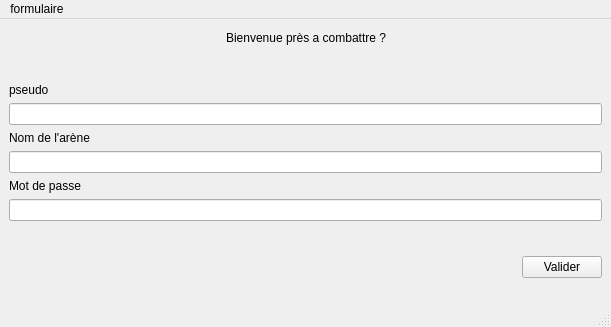
Qt form formulaire.ui (Rouillou/Application_Python) before a commit.
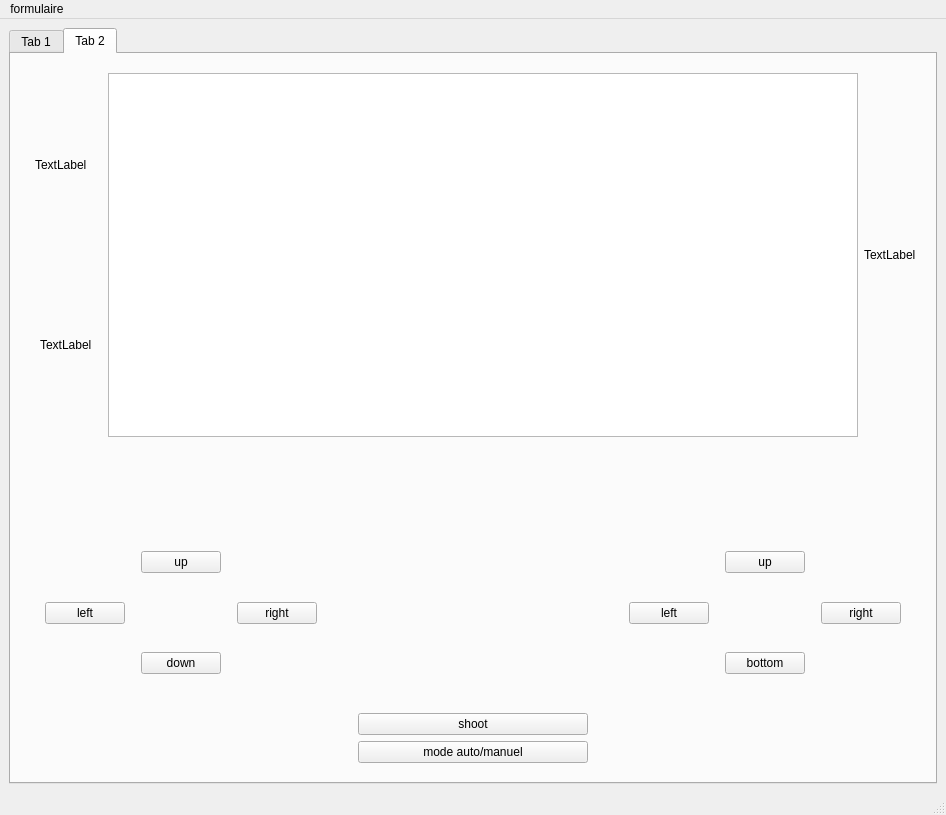
The same form after that commit.

Patch:
```diff
--- a/formulaire.ui
+++ b/formulaire.ui
@@ -6,8 +6,8 @@
    <rect>
     <x>0</x>
     <y>0</y>
-    <width>611</width>
-    <height>327</height>
+    <width>946</width>
+    <height>815</height>
    </rect>
   </property>
   <property name="windowTitle">
@@ -16,8 +16,32 @@
   <widget class="QWidget" name="centralwidget">
    <layout class="QVBoxLayout" name="verticalLayout_2">
     <item>
+     <widget class="QTabWidget" name="tabWidget">
+      <property name="currentIndex">
+       <number>1</number>
+      </property>
+      <widget class="QWidget" name="tab">
+       <attribute name="title">
+        <string>Tab 1</string>
+       </attribute>
      <layout class="QVBoxLayout" name="verticalLayout_3">
       <item>
+         <layout class="QHBoxLayout" name="horizontalLayout_3">
+          <property name="topMargin">
+           <number>0</number>
+          </property>
+          <item>
+           <layout class="QVBoxLayout" name="verticalLayout_7">
+            <property name="leftMargin">
+             <number>10</number>
+            </property>
+            <property name="topMargin">
+             <number>0</number>
+            </property>
+            <property name="rightMargin">
+             <number>10</number>
+            </property>
+            <item>
        <layout class="QVBoxLayout" name="verticalLayout">
         <item>
          <layout class="QHBoxLayout" name="horizontalLayout_2">
@@ -163,8 +187,6 @@
         </item>
        </layout>
       </item>
-     </layout>
-    </item>
     <item>
      <spacer name="verticalSpacer_3">
       <property name="orientation">
@@ -179,13 +201,400 @@
      </spacer>
     </item>
    </layout>
+          </item>
+         </layout>
+        </item>
+       </layout>
+      </widget>
+      <widget class="QWidget" name="tab_2">
+       <attribute name="title">
+        <string>Tab 2</string>
+       </attribute>
+       <layout class="QVBoxLayout" name="verticalLayout_8">
+        <item>
+         <layout class="QHBoxLayout" name="horizontalLayout_7">
+          <property name="leftMargin">
+           <number>10</number>
+          </property>
+          <property name="topMargin">
+           <number>10</number>
+          </property>
+          <property name="rightMargin">
+           <number>10</number>
+          </property>
+          <property name="bottomMargin">
+           <number>10</number>
+          </property>
+          <item>
+           <layout class="QVBoxLayout" name="verticalLayout_9">
+            <property name="leftMargin">
+             <number>5</number>
+            </property>
+            <property name="topMargin">
+             <number>5</number>
+            </property>
+            <property name="rightMargin">
+             <number>5</number>
+            </property>
+            <property name="bottomMargin">
+             <number>5</number>
+            </property>
+            <item>
+             <layout class="QVBoxLayout" name="verticalLayout_34">
+              <item>
+               <widget class="QLabel" name="label_5">
+                <property name="text">
+                 <string>TextLabel</string>
+                </property>
+               </widget>
+              </item>
+             </layout>
+            </item>
+            <item>
+             <layout class="QVBoxLayout" name="verticalLayout_33">
+              <property name="leftMargin">
+               <number>5</number>
+              </property>
+              <property name="topMargin">
+               <number>5</number>
+              </property>
+              <property name="rightMargin">
+               <number>5</number>
+              </property>
+              <property name="bottomMargin">
+               <number>5</number>
+              </property>
+              <item>
+               <widget class="QLabel" name="label_7">
+                <property name="text">
+                 <string>TextLabel</string>
+                </property>
+               </widget>
+              </item>
+             </layout>
+            </item>
+            <item>
+             <layout class="QVBoxLayout" name="verticalLayout_36"/>
+            </item>
+            <item>
+             <layout class="QVBoxLayout" name="verticalLayout_35"/>
+            </item>
+           </layout>
+          </item>
+          <item>
+           <layout class="QVBoxLayout" name="verticalLayout_10">
+            <item>
+             <widget class="QGraphicsView" name="graphicsView"/>
+            </item>
+           </layout>
+          </item>
+          <item>
+           <layout class="QVBoxLayout" name="verticalLayout_11">
+            <item>
+             <widget class="QLabel" name="label_6">
+              <property name="text">
+               <string>TextLabel</string>
+              </property>
+             </widget>
+            </item>
+           </layout>
+          </item>
+         </layout>
+        </item>
+        <item>
+         <layout class="QHBoxLayout" name="horizontalLayout_4">
+          <property name="leftMargin">
+           <number>10</number>
+          </property>
+          <property name="topMargin">
+           <number>10</number>
+          </property>
+          <property name="rightMargin">
+           <number>10</number>
+          </property>
+          <property name="bottomMargin">
+           <number>10</number>
+          </property>
+          <item>
+           <layout class="QHBoxLayout" name="horizontalLayout_6">
+            <property name="leftMargin">
+             <number>10</number>
+            </property>
+            <property name="topMargin">
+             <number>10</number>
+            </property>
+            <property name="rightMargin">
+             <number>10</number>
+            </property>
+            <property name="bottomMargin">
+             <number>10</number>
+            </property>
+            <item>
+             <layout class="QVBoxLayout" name="verticalLayout_15">
+              <property name="leftMargin">
+               <number>5</number>
+              </property>
+              <property name="topMargin">
+               <number>5</number>
+              </property>
+              <property name="rightMargin">
+               <number>5</number>
+              </property>
+              <property name="bottomMargin">
+               <number>5</number>
+              </property>
+              <item>
+               <layout class="QVBoxLayout" name="verticalLayout_18"/>
+              </item>
+              <item>
+               <layout class="QVBoxLayout" name="verticalLayout_17">
+                <item>
+                 <widget class="QPushButton" name="pushButton_3">
+                  <property name="text">
+                   <string>left</string>
+                  </property>
+                 </widget>
+                </item>
+               </layout>
+              </item>
+             </layout>
+            </item>
+            <item>
+             <layout class="QVBoxLayout" name="verticalLayout_12">
+              <property name="leftMargin">
+               <number>5</number>
+              </property>
+              <property name="topMargin">
+               <number>5</number>
+              </property>
+              <property name="rightMargin">
+               <number>5</number>
+              </property>
+              <property name="bottomMargin">
+               <number>5</number>
+              </property>
+              <item>
+               <layout class="QVBoxLayout" name="verticalLayout_14">
+                <item>
+                 <widget class="QPushButton" name="pushButton_2">
+                  <property name="text">
+                   <string>up</string>
+                  </property>
+                 </widget>
+                </item>
+               </layout>
+              </item>
+              <item>
+               <layout class="QVBoxLayout" name="verticalLayout_13">
+                <item>
+                 <widget class="QPushButton" name="pushButton_4">
+                  <property name="text">
+                   <string>down</string>
+                  </property>
+                 </widget>
+                </item>
+               </layout>
+              </item>
+             </layout>
+            </item>
+            <item>
+             <layout class="QVBoxLayout" name="verticalLayout_16">
+              <property name="leftMargin">
+               <number>5</number>
+              </property>
+              <property name="topMargin">
+               <number>5</number>
+              </property>
+              <property name="rightMargin">
+               <number>5</number>
+              </property>
+              <property name="bottomMargin">
+               <number>5</number>
+              </property>
+              <item>
+               <layout class="QVBoxLayout" name="verticalLayout_20"/>
+              </item>
+              <item>
+               <layout class="QVBoxLayout" name="verticalLayout_19">
+                <item>
+                 <widget class="QPushButton" name="pushButton_5">
+                  <property name="text">
+                   <string>right</string>
+                  </property>
+                 </widget>
+                </item>
+               </layout>
+              </item>
+             </layout>
+            </item>
+           </layout>
+          </item>
+          <item>
+           <layout class="QVBoxLayout" name="verticalLayout_30">
+            <property name="leftMargin">
+             <number>20</number>
+            </property>
+            <property name="topMargin">
+             <number>250</number>
+            </property>
+            <property name="rightMargin">
+             <number>20</number>
+            </property>
+            <item>
+             <layout class="QVBoxLayout" name="verticalLayout_32">
+              <property name="topMargin">
+               <number>0</number>
+              </property>
+              <item>
+               <widget class="QPushButton" name="pushButton_11">
+                <property name="text">
+                 <string>shoot</string>
+                </property>
+               </widget>
+              </item>
+             </layout>
+            </item>
+            <item>
+             <layout class="QVBoxLayout" name="verticalLayout_31">
+              <item>
+               <widget class="QPushButton" name="pushButton_6">
+                <property name="text">
+                 <string>mode auto/manuel</string>
+                </property>
+               </widget>
+              </item>
+             </layout>
+            </item>
+           </layout>
+          </item>
+          <item>
+           <layout class="QHBoxLayout" name="horizontalLayout_5">
+            <property name="leftMargin">
+             <number>10</number>
+            </property>
+            <property name="topMargin">
+             <number>10</number>
+            </property>
+            <property name="rightMargin">
+             <number>10</number>
+            </property>
+            <property name="bottomMargin">
+             <number>10</number>
+            </property>
+            <item>
+             <layout class="QVBoxLayout" name="verticalLayout_23">
+              <property name="leftMargin">
+               <number>5</number>
+              </property>
+              <property name="topMargin">
+               <number>5</number>
+              </property>
+              <property name="rightMargin">
+               <number>5</number>
+              </property>
+              <property name="bottomMargin">
+               <number>5</number>
+              </property>
+              <item>
+               <layout class="QVBoxLayout" name="verticalLayout_25"/>
+              </item>
+              <item>
+               <layout class="QVBoxLayout" name="verticalLayout_24">
+                <item>
+                 <widget class="QPushButton" name="pushButton_8">
+                  <property name="text">
+                   <string>left</string>
+                  </property>
+                 </widget>
+                </item>
+               </layout>
+              </item>
+             </layout>
+            </item>
+            <item>
+             <layout class="QVBoxLayout" name="verticalLayout_22">
+              <property name="leftMargin">
+               <number>5</number>
+              </property>
+              <property name="topMargin">
+               <number>5</number>
+              </property>
+              <property name="rightMargin">
+               <number>5</number>
+              </property>
+              <property name="bottomMargin">
+               <number>5</number>
+              </property>
+              <item>
+               <layout class="QVBoxLayout" name="verticalLayout_27">
+                <item>
+                 <widget class="QPushButton" name="pushButton_7">
+                  <property name="text">
+                   <string>up</string>
+                  </property>
+                 </widget>
+                </item>
+               </layout>
+              </item>
+              <item>
+               <layout class="QVBoxLayout" name="verticalLayout_26">
+                <item>
+                 <widget class="QPushButton" name="pushButton_10">
+                  <property name="text">
+                   <string>bottom</string>
+                  </property>
+                 </widget>
+                </item>
+               </layout>
+              </item>
+             </layout>
+            </item>
+            <item>
+             <layout class="QVBoxLayout" name="verticalLayout_21">
+              <property name="leftMargin">
+               <number>5</number>
+              </property>
+              <property name="topMargin">
+               <number>5</number>
+              </property>
+              <property name="rightMargin">
+               <number>5</number>
+              </property>
+              <property name="bottomMargin">
+               <number>5</number>
+              </property>
+              <item>
+               <layout class="QVBoxLayout" name="verticalLayout_29"/>
+              </item>
+              <item>
+               <layout class="QVBoxLayout" name="verticalLayout_28">
+                <item>
+                 <widget class="QPushButton" name="pushButton_9">
+                  <property name="text">
+                   <string>right</string>
+                  </property>
+                 </widget>
+                </item>
+               </layout>
+              </item>
+             </layout>
+            </item>
+           </layout>
+          </item>
+         </layout>
+        </item>
+       </layout>
+      </widget>
+     </widget>
+    </item>
+   </layout>
   </widget>
   <widget class="QMenuBar" name="menubar">
    <property name="geometry">
     <rect>
      <x>0</x>
      <y>0</y>
-     <width>611</width>
+     <width>946</width>
      <height>26</height>
     </rect>
    </property>
```
Lines whose indentation alone changed are shown as unchanged.
